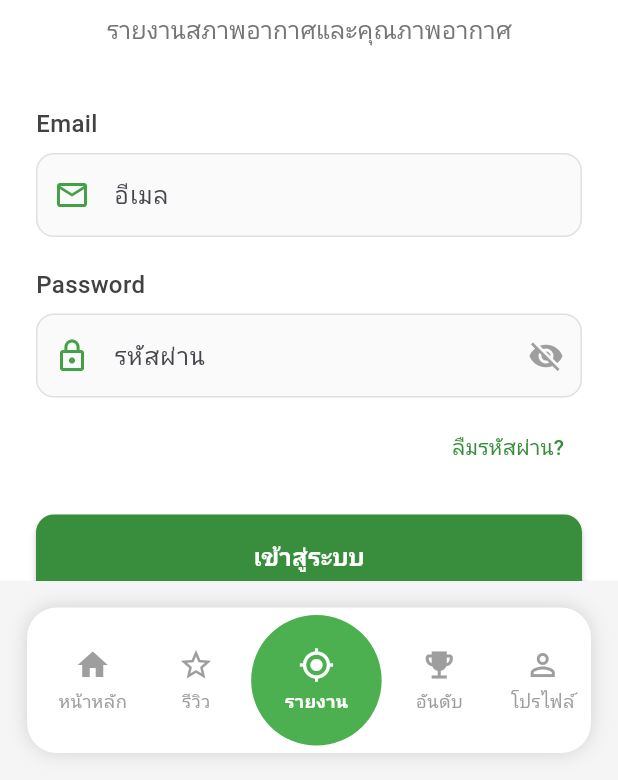
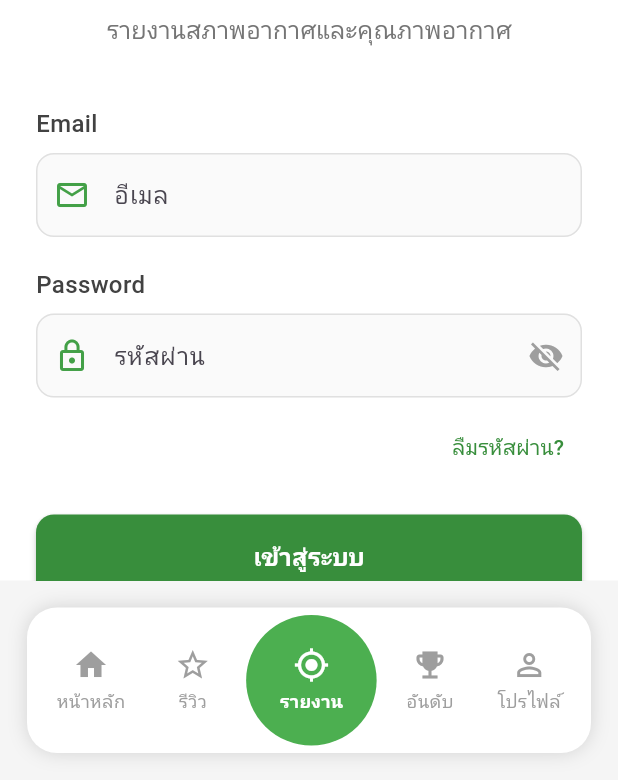
Before and after one commit to Chanathip24/GreenWeather, a Flutter app: the screen it shows after launch, item 3 of the bottom bar chosen, on a phone screen of 412 x 824 dp, the part 456-1236 px from its top. Run offline on Flutter 3.47's test engine with Material 3 defaults, Android fonts, the phone set to English and light mode, and no system bars; our stand-ins replace dio, flutter_dotenv, shared_preferences; missing offline and left inert: dart:ffi; accounts and stored records are empty; network calls fail; Roboto replaces fonts that are missing (Kanit).

Commit message:
improve nav

```diff
--- a/greenweather/lib/widgets/Navbar.dart
+++ b/greenweather/lib/widgets/Navbar.dart
@@ -94,7 +94,7 @@ class _NavbarState extends State<Navbar> {
         splashColor: Colors.green.withOpacity(0.1),
         highlightColor: Colors.green.withOpacity(0.2),
         child: Container(
-          padding: const EdgeInsets.symmetric(horizontal: 16, vertical: 8),
+          padding: const EdgeInsets.symmetric(horizontal: 10, vertical: 8),
           constraints: BoxConstraints(minWidth: 60),
           child: Column(
             mainAxisSize: MainAxisSize.min,
```
Also changed, not shown: 4 other files.
